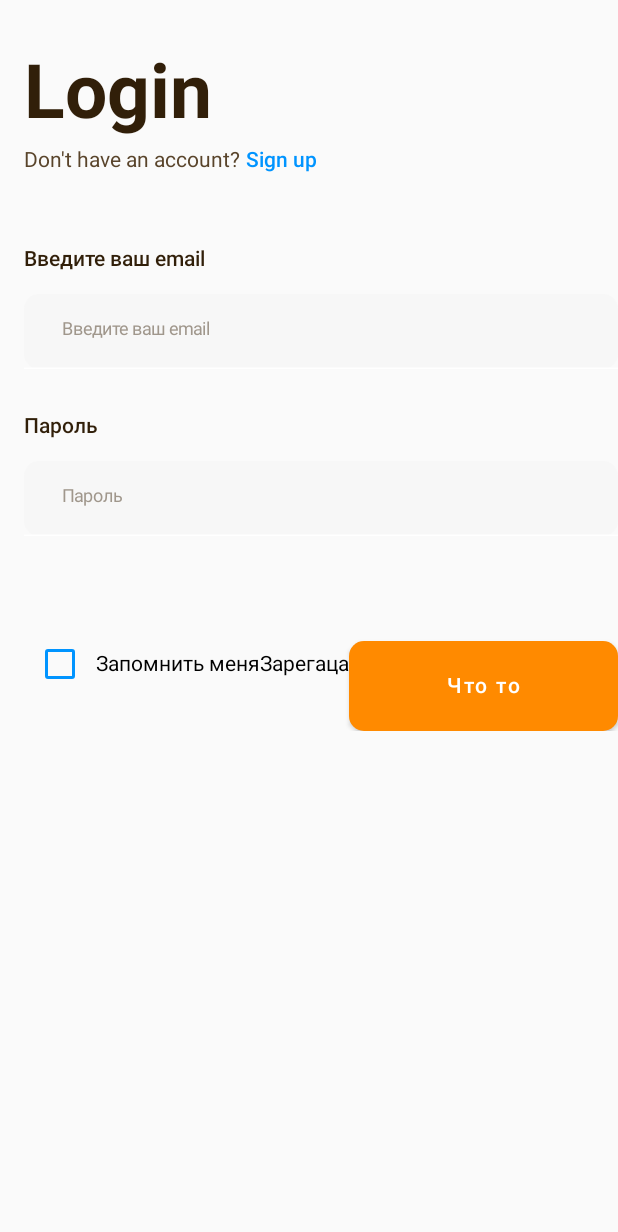
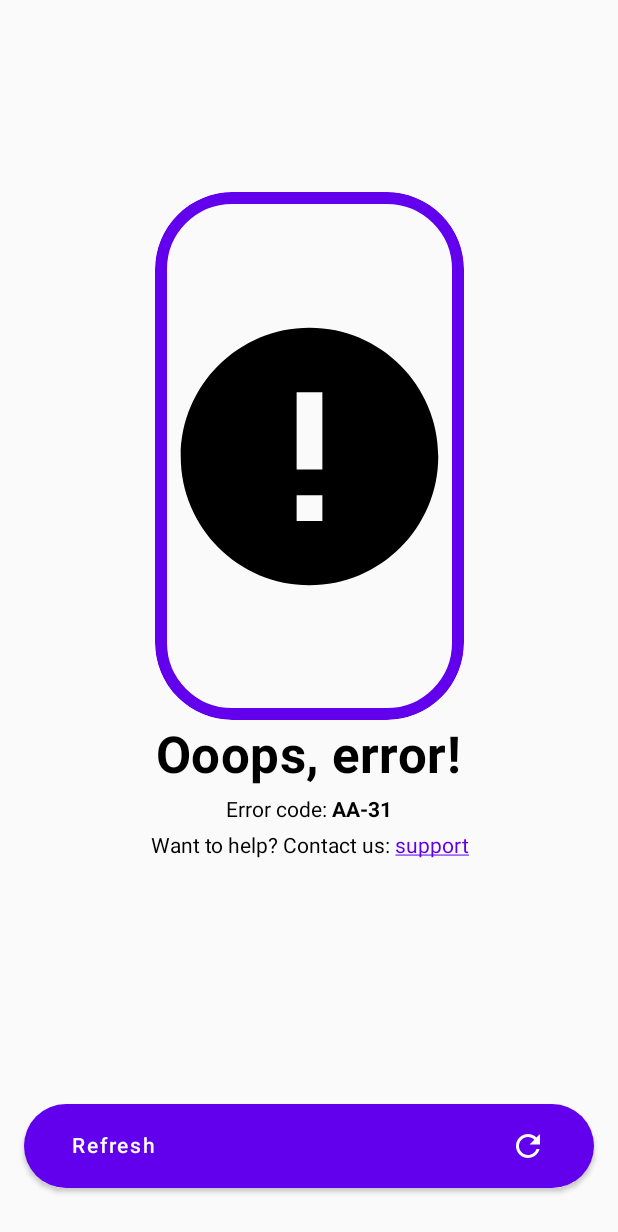
Before and after one commit to antongordeev9505/JetPackComposeApp, an Android app built with Jetpack Compose: the screen it shows after launch (MainActivity), on a phone screen of 412 x 824 dp. Shown: the top 1232 px of the screen. Run offline under Robolectric (Android 15) with nearby library versions, the phone set to English and light mode, and no system bars; our stand-ins replace Dagger/Hilt's generated code, accompanist.

Commit message:
Created Loading and Error views

```diff
--- a/app/src/main/java/com/example/jetpackcompose/navigation/NavigationTree.kt
+++ b/app/src/main/java/com/example/jetpackcompose/navigation/NavigationTree.kt
@@ -3,5 +3,6 @@ package com.example.jetpackcompose.navigation
 enum class NavigationTree {
     Splash,
     Login,
-    Main
+    Main,
+    Screen1,
 }
--- /dev/null
+++ b/app/src/main/java/com/example/jetpackcompose/ui/components/ButtonComponent.kt
@@ -0,0 +1,28 @@
+package com.example.jetpackcompose.ui.components
+
+import androidx.compose.foundation.layout.PaddingValues
+import androidx.compose.foundation.shape.RoundedCornerShape
+import androidx.compose.material.Button
+import androidx.compose.material.Icon
+import androidx.compose.material.Text
+import androidx.compose.runtime.Composable
+import androidx.compose.ui.Modifier
+import androidx.compose.ui.res.painterResource
+import androidx.compose.ui.unit.dp
+import com.example.jetpackcompose.R
+
+@Composable
+fun ButtonComponent(buttonOnClickAction: () -> Unit = {}, mainModifier: Modifier = Modifier) {
+    Button(
+        onClick = buttonOnClickAction,
+        shape = RoundedCornerShape(50),
+        contentPadding = PaddingValues(horizontal = 32.dp, vertical = 16.dp),
+        modifier = mainModifier
+    ) {
+        Text(text = "Refresh", modifier = Modifier.weight(1f))
+        Icon(
+            painter = painterResource(id = R.drawable.ic_baseline_refresh_24),
+            contentDescription = null
+        )
+    }
+}
--- /dev/null
+++ b/app/src/main/java/com/example/jetpackcompose/ui/components/ErrorComponent.kt
@@ -0,0 +1,23 @@
+package com.example.jetpackcompose.ui.components
+
+import androidx.compose.foundation.layout.Column
+import androidx.compose.foundation.layout.fillMaxSize
+import androidx.compose.foundation.layout.fillMaxWidth
+import androidx.compose.foundation.layout.padding
+import androidx.compose.runtime.Composable
+import androidx.compose.ui.Modifier
+import androidx.compose.ui.unit.dp
+
+@Composable
+fun ErrorComponent() {
+    Column(Modifier.fillMaxSize()) {
+        ErrorDescriptionComponent(mainModifier = Modifier
+            .fillMaxSize()
+            .weight(1f))
+        ButtonComponent(
+            mainModifier = Modifier
+                .fillMaxWidth()
+                .padding(horizontal = 16.dp, vertical = 32.dp)
+        )
+    }
+}
--- /dev/null
+++ b/app/src/main/java/com/example/jetpackcompose/ui/components/ErrorDescriptionComponent.kt
@@ -0,0 +1,114 @@
+package com.example.jetpackcompose.ui.components
+
+import androidx.compose.foundation.BorderStroke
+import androidx.compose.foundation.Image
+import androidx.compose.foundation.border
+import androidx.compose.foundation.layout.Arrangement
+import androidx.compose.foundation.layout.Column
+import androidx.compose.foundation.layout.fillMaxSize
+import androidx.compose.foundation.layout.padding
+import androidx.compose.foundation.shape.RoundedCornerShape
+import androidx.compose.foundation.text.ClickableText
+import androidx.compose.material.MaterialTheme
+import androidx.compose.material.Text
+import androidx.compose.runtime.Composable
+import androidx.compose.ui.Alignment
+import androidx.compose.ui.Modifier
+import androidx.compose.ui.draw.clip
+import androidx.compose.ui.res.painterResource
+import androidx.compose.ui.text.ExperimentalTextApi
+import androidx.compose.ui.text.SpanStyle
+import androidx.compose.ui.text.TextStyle
+import androidx.compose.ui.text.buildAnnotatedString
+import androidx.compose.ui.text.font.FontWeight
+import androidx.compose.ui.text.style.TextAlign
+import androidx.compose.ui.text.style.TextDecoration
+import androidx.compose.ui.text.withAnnotation
+import androidx.compose.ui.text.withStyle
+import androidx.compose.ui.unit.dp
+import com.example.jetpackcompose.R
+
+@OptIn(ExperimentalTextApi::class)
+@Composable
+fun ErrorDescriptionComponent(
+    mainText: String = "Ooops, error!",
+    prefix: String = "Error code: ",
+    suffix: String = "AA-31",
+    onTextClickAction: (String) -> Unit = {},
+    mainModifier: Modifier = Modifier
+) {
+    Column(
+        verticalArrangement = Arrangement.Center,
+        horizontalAlignment = Alignment.CenterHorizontally,
+        modifier = mainModifier
+    ) {
+        Image(
+            painter = painterResource(id = R.drawable.ic_baseline_error_24),
+            contentDescription = "Error picture",
+            modifier = Modifier
+                .fillMaxSize(0.5f)
+                .clip(RoundedCornerShape(25))
+                .border(
+                    border = BorderStroke(
+                        width = 8.dp,
+                        color = MaterialTheme.colors.primary
+                    ),
+                    shape = RoundedCornerShape(25)
+                )
+        )
+
+        Text(
+            text = mainText,
+            style = MaterialTheme.typography.h4,
+            fontWeight = FontWeight.Bold,
+            modifier = Modifier.padding(vertical = 4.dp)
+        )
+
+        Text(
+            text = buildAnnotatedString {
+                append(prefix)
+                withStyle(SpanStyle(fontWeight = FontWeight.Bold)) {
+                    append(suffix)
+                }
+            },
+            modifier = Modifier.padding(vertical = 4.dp)
+        )
+
+        val annotatedString = buildAnnotatedString {
+            append("Want to help? ")
+            append("Contact us: ")
+            withStyle(
+                SpanStyle(
+                    textDecoration = TextDecoration.Underline,
+                    color = MaterialTheme.colors.primary
+                )
+            ) {
+                withAnnotation(
+                    tag = "Error tag",
+                    annotation = "webLink.com"
+                ) {
+                    append("support")
+                }
+            }
+        }
+
+        ClickableText(
+            text = annotatedString,
+            onClick = { offset ->
+                annotatedString.getStringAnnotations(
+                    tag = "Error tag",
+                    start = offset,
+                    end = offset
+                ).firstOrNull()?.let { annotation ->
+                    onTextClickAction(annotation.item)
+                }
+            },
+            style = TextStyle.Default.merge(
+                TextStyle(
+                    textAlign = TextAlign.Center,
+                )
+            ),
+            modifier = Modifier.padding(vertical = 4.dp)
+        )
+    }
+}
--- /dev/null
+++ b/app/src/main/java/com/example/jetpackcompose/ui/components/LoaderComponent.kt
@@ -0,0 +1,45 @@
+package com.example.jetpackcompose.ui.components
+
+import androidx.compose.foundation.layout.Box
+import androidx.compose.foundation.layout.padding
+import androidx.compose.material.CircularProgressIndicator
+import androidx.compose.material.MaterialTheme
+import androidx.compose.material.Surface
+import androidx.compose.material.Text
+import androidx.compose.runtime.Composable
+import androidx.compose.ui.Alignment
+import androidx.compose.ui.Modifier
+import androidx.compose.ui.graphics.Color
+import androidx.compose.ui.res.stringResource
+import androidx.compose.ui.text.style.TextAlign
+import androidx.compose.ui.unit.dp
+import androidx.compose.ui.unit.sp
+import com.example.jetpackcompose.R
+
+@Composable
+fun LoaderComponent(
+    modifier: Modifier = Modifier,
+    useTransparentBackground: Boolean = false
+) {
+    Surface(
+        modifier = modifier,
+        color = if (useTransparentBackground) {
+            Color.Black.copy(alpha = 0.3f)
+        } else {
+            MaterialTheme.colors.surface
+        }
+    ) {
+        Box(contentAlignment = Alignment.Center) {
+            CircularProgressIndicator()
+            Text(
+                text = stringResource(id = R.string.error_message),
+                fontSize = 20.sp,
+                color = MaterialTheme.colors.primary,
+                textAlign = TextAlign.Center,
+                modifier = Modifier
+                    .align(Alignment.BottomCenter)
+                    .padding(bottom = 16.dp)
+            )
+        }
+    }
+}
--- a/app/src/main/java/com/example/jetpackcompose/ui/screens/ApplicationScreen.kt
+++ b/app/src/main/java/com/example/jetpackcompose/ui/screens/ApplicationScreen.kt
@@ -8,16 +8,18 @@ import androidx.navigation.compose.rememberNavController
 import com.example.jetpackcompose.navigation.NavigationTree
 import com.example.jetpackcompose.ui.screens.login.LoginScreen
 import com.example.jetpackcompose.ui.screens.login.LoginViewModel
+import com.example.jetpackcompose.ui.screens.screen1.Screen1
 import com.example.jetpackcompose.ui.screens.splash.SplashScreen
 
 @Composable
 fun ApplicationScreen() {
     val navController = rememberNavController()
 
-    NavHost(navController = navController, startDestination = NavigationTree.Splash.name) {
+    NavHost(navController = navController, startDestination = NavigationTree.Screen1.name) {
         composable(route = NavigationTree.Splash.name, content = { SplashScreen(navController) })
         composable(route = NavigationTree.Login.name) {
             val loginViewModel = hiltViewModel<LoginViewModel>()
             LoginScreen(loginViewModel = loginViewModel) }
+        composable(route = NavigationTree.Screen1.name) { Screen1() }
     }
 }
--- /dev/null
+++ b/app/src/main/java/com/example/jetpackcompose/ui/screens/screen1/Screen1.kt
@@ -0,0 +1,10 @@
+package com.example.jetpackcompose.ui.screens.screen1
+
+import androidx.compose.runtime.Composable
+import com.example.jetpackcompose.ui.screens.screen1.views.ErrorView
+
+@Composable
+fun Screen1() {
+//    LoadingView()
+    ErrorView()
+}
--- /dev/null
+++ b/app/src/main/java/com/example/jetpackcompose/ui/screens/screen1/views/ErrorView.kt
@@ -0,0 +1,9 @@
+package com.example.jetpackcompose.ui.screens.screen1.views
+
+import androidx.compose.runtime.Composable
+import com.example.jetpackcompose.ui.components.ErrorComponent
+
+@Composable
+fun ErrorView() {
+    ErrorComponent()
+}
--- /dev/null
+++ b/app/src/main/java/com/example/jetpackcompose/ui/screens/screen1/views/LoadingView.kt
@@ -0,0 +1,11 @@
+package com.example.jetpackcompose.ui.screens.screen1.views
+
+import androidx.compose.foundation.layout.fillMaxSize
+import androidx.compose.runtime.Composable
+import androidx.compose.ui.Modifier
+import com.example.jetpackcompose.ui.components.LoaderComponent
+
+@Composable
+fun LoadingView() {
+    LoaderComponent(modifier = Modifier.fillMaxSize())
+}
--- /dev/null
+++ b/app/src/main/res/drawable/ic_baseline_error_24.xml
@@ -0,0 +1,5 @@
+<vector android:height="24dp" android:tint="#000000"
+    android:viewportHeight="24" android:viewportWidth="24"
+    android:width="24dp" xmlns:android="http://schemas.android.com/apk/res/android">
+    <path android:fillColor="@android:color/white" android:pathData="M12,2C6.48,2 2,6.48 2,12s4.48,10 10,10 10,-4.48 10,-10S17.52,2 12,2zM13,17h-2v-2h2v2zM13,13h-2L11,7h2v6z"/>
+</vector>
--- /dev/null
+++ b/app/src/main/res/drawable/ic_baseline_refresh_24.xml
@@ -0,0 +1,5 @@
+<vector android:height="24dp" android:tint="#000000"
+    android:viewportHeight="24" android:viewportWidth="24"
+    android:width="24dp" xmlns:android="http://schemas.android.com/apk/res/android">
+    <path android:fillColor="@android:color/white" android:pathData="M17.65,6.35C16.2,4.9 14.21,4 12,4c-4.42,0 -7.99,3.58 -7.99,8s3.57,8 7.99,8c3.73,0 6.84,-2.55 7.73,-6h-2.08c-0.82,2.33 -3.04,4 -5.65,4 -3.31,0 -6,-2.69 -6,-6s2.69,-6 6,-6c1.66,0 3.14,0.69 4.22,1.78L13,11h7V4l-2.35,2.35z"/>
+</vector>
--- a/app/src/main/res/values/strings.xml
+++ b/app/src/main/res/values/strings.xml
@@ -13,4 +13,5 @@
     <string name="sign_in_forget">Зарегаца</string>
     <string name="remember_check_title">Запомнить меня</string>
     <string name="action_login">Что то</string>
+    <string name="error_message">Ошибка загрузки</string>
 </resources>
```
